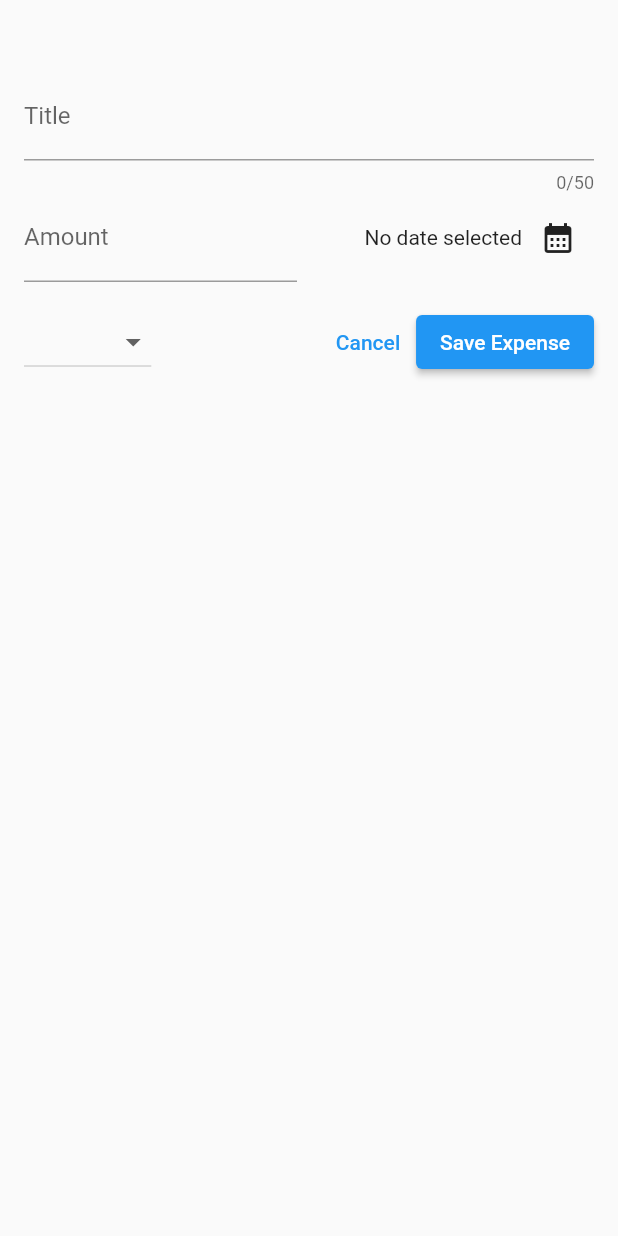
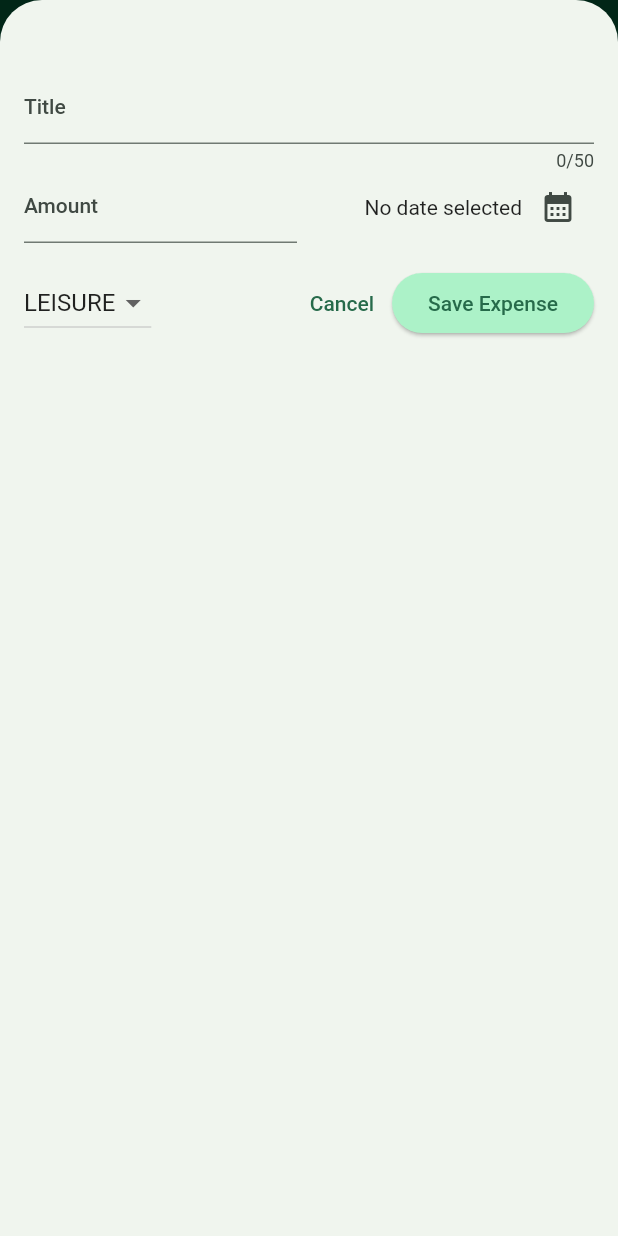
Before and after one commit to AnoOnion/expense-tracker-app.learn-flutter, a Flutter app: the screen it shows after launch, after a tap on the "add" icon, on a phone screen of 412 x 824 dp. Run offline on Flutter 3.47's test engine with Material 2 defaults, Android fonts, the phone set to English and light mode, and no system bars.

Commit message:
add color scheme

```diff
--- a/lib/main.dart
+++ b/lib/main.dart
@@ -1,11 +1,41 @@
 import 'package:flutter/material.dart';
 import 'package:expense_tracker_app/widgets/expenses.dart';
 
+var kColorSchema = ColorScheme.fromSeed(
+  seedColor: Colors.greenAccent,
+);
+
 void main() {
   runApp(
-    const MaterialApp(
-      // theme: ThemeData,
-      home: Expenses(),
+    MaterialApp(
+      theme: ThemeData().copyWith(
+        useMaterial3: true,
+        colorScheme: kColorSchema,
+        appBarTheme: const AppBarTheme().copyWith(
+          backgroundColor: kColorSchema.onPrimaryContainer,
+          foregroundColor: kColorSchema.primaryContainer,
+        ),
+        cardTheme: const CardTheme().copyWith(
+          color: kColorSchema.secondaryContainer,
+          margin: const EdgeInsets.symmetric(
+            vertical: 8,
+            horizontal: 16,
+          ),
+        ),
+        elevatedButtonTheme: ElevatedButtonThemeData(
+          style: ElevatedButton.styleFrom(
+            backgroundColor: kColorSchema.primaryContainer,
+          ),
+        ),
+        textTheme: ThemeData().textTheme.copyWith(
+              titleLarge: TextStyle(
+                fontWeight: FontWeight.bold,
+                color: kColorSchema.onSecondaryContainer,
+                fontSize: 16,
+              ),
+            ),
+      ),
+      home: const Expenses(),
     ),
   );
 }
--- a/lib/widgets/expenses/expense_item.dart
+++ b/lib/widgets/expenses/expense_item.dart
@@ -15,8 +15,12 @@ class ExpenseItem extends StatelessWidget {
           horizontal: 20,
         ),
         child: Column(
+          crossAxisAlignment: CrossAxisAlignment.start,
           children: [
-            Text(expense.title),
+            Text(
+              expense.title,
+              style: Theme.of(context).textTheme.titleLarge,
+            ),
             const SizedBox(height: 4),
             Row(
               children: [
--- a/lib/widgets/expenses/expenses_list.dart
+++ b/lib/widgets/expenses/expenses_list.dart
@@ -19,6 +19,12 @@ class ExpensesList extends StatelessWidget {
       itemCount: expenses.length,
       itemBuilder: (ctx, index) => Dismissible(
         key: ValueKey(expenses[index]),
+        background: Container(
+          color: Theme.of(context).colorScheme.error.withOpacity(0.75),
+          margin: EdgeInsets.symmetric(
+            horizontal: Theme.of(context).cardTheme.margin!.horizontal,
+          ),
+        ),
         onDismissed: (direction) => onRemoveExpense(expenses[index]),
         child: ExpenseItem(expenses[index]),
       ),
--- a/lib/widgets/new_expense.dart
+++ b/lib/widgets/new_expense.dart
@@ -16,7 +16,7 @@ class _NewExpanseState extends State<NewExpanse> {
   final _titleController = TextEditingController();
   final _amountController = TextEditingController();
   DateTime? _selectedDate;
-  Category? _selectedCategory;
+  Category? _selectedCategory = Category.leisure;
 
   void _presentDatePicker() async {
     final now = DateTime.now();
```
